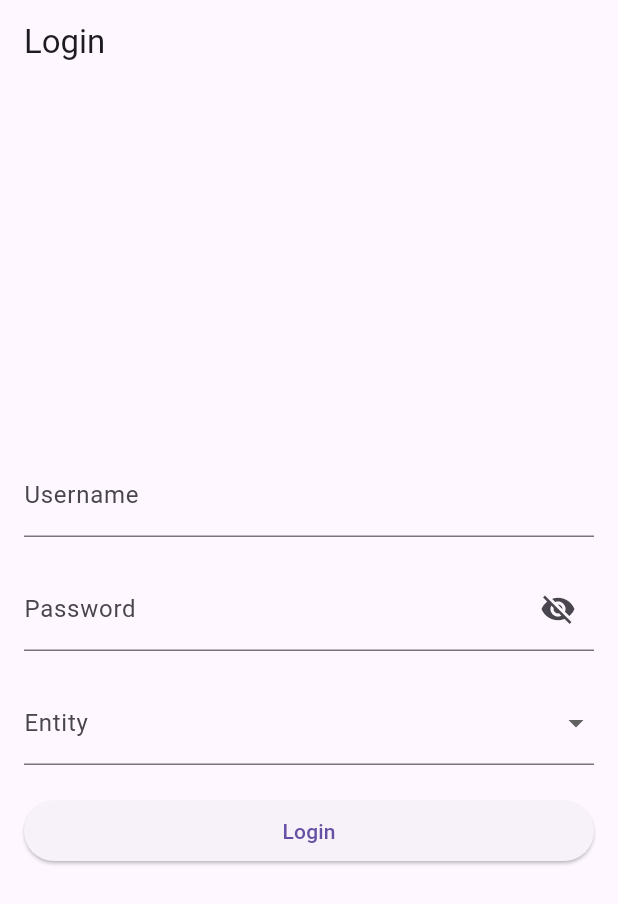
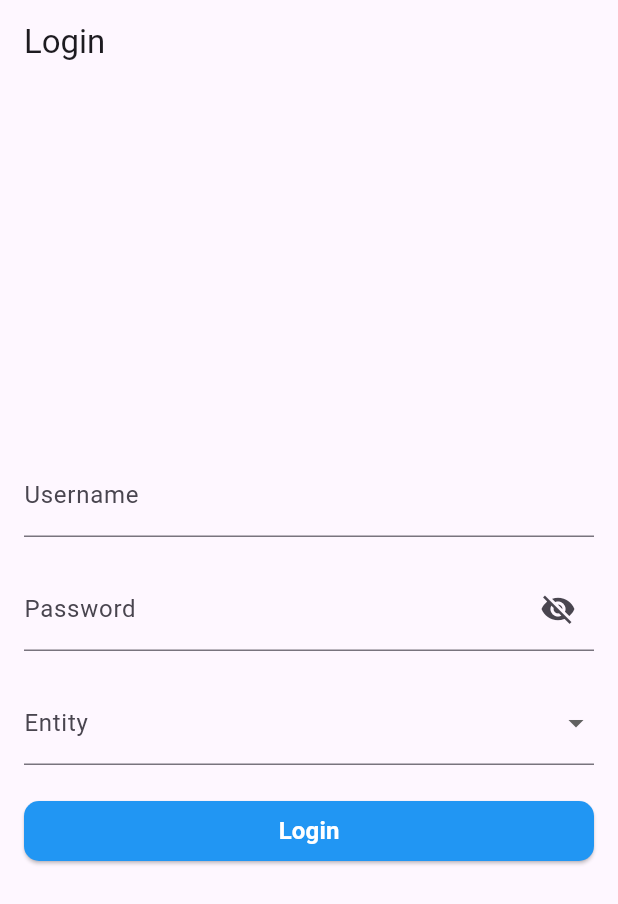
Before and after one commit to psamx/TimeAndAttendance, a Flutter app: the screen it shows after launch, on a phone screen of 412 x 824 dp. Shown: the top 904 px of the screen. Run offline on Flutter 3.47's test engine with Material 3 defaults, Android fonts, the phone set to English and light mode, and no system bars; our stand-ins replace flutter_secure_storage, geolocator, google_maps_flutter.

Commit message:
Styling mods

```diff
--- a/timeandattendanceapp/lib/screens/googlemaps_screen.dart
+++ b/timeandattendanceapp/lib/screens/googlemaps_screen.dart
@@ -150,8 +150,8 @@ class _GoogleMapsState extends State<GoogleMaps> {
         Expanded(flex: 1,
         child: Container(
           padding: const EdgeInsets.all(16.0),
-          child: TextButton(
-            style: TextButton.styleFrom(
+          child: ElevatedButton(
+            style: ElevatedButton.styleFrom(
                 shape: RoundedRectangleBorder(
                   borderRadius: BorderRadius.circular(10.0),
 
@@ -166,7 +166,7 @@ class _GoogleMapsState extends State<GoogleMaps> {
               style: TextStyle(
                 fontSize: 16.0,
                 fontWeight: FontWeight.bold,
-                color: Colors.black,
+                color: Colors.white,
               ),
               ),
           )
--- a/timeandattendanceapp/lib/screens/login_screen.dart
+++ b/timeandattendanceapp/lib/screens/login_screen.dart
@@ -71,6 +71,12 @@ class _LoginScreenState extends State<LoginScreen> {
             ),
             const SizedBox(height: 20.0),
             ElevatedButton(
+              style: ElevatedButton.styleFrom(
+                shape: RoundedRectangleBorder(
+                  borderRadius: BorderRadius.circular(10.0),
+                ),
+                backgroundColor: Colors.blue
+              ),
               onPressed: () {
                 _httpService.login(
                   context,
@@ -79,7 +85,13 @@ class _LoginScreenState extends State<LoginScreen> {
                   _selectedEntity,
                 );
               },
-              child: const Text('Login'),
+              child: const Text('Login',
+              style: TextStyle(
+                fontSize:  16.0,
+                fontWeight: FontWeight.bold,
+                color: Colors.white,
+                ),
+              )
             ),
           ],
         ),
```
Also changed, not shown: timeandattendanceapp/lib/screens/information_screen.dart (+12 -3 lines), timeandattendanceapp/lib/services/popup_service.dart (+19 -2 lines).
